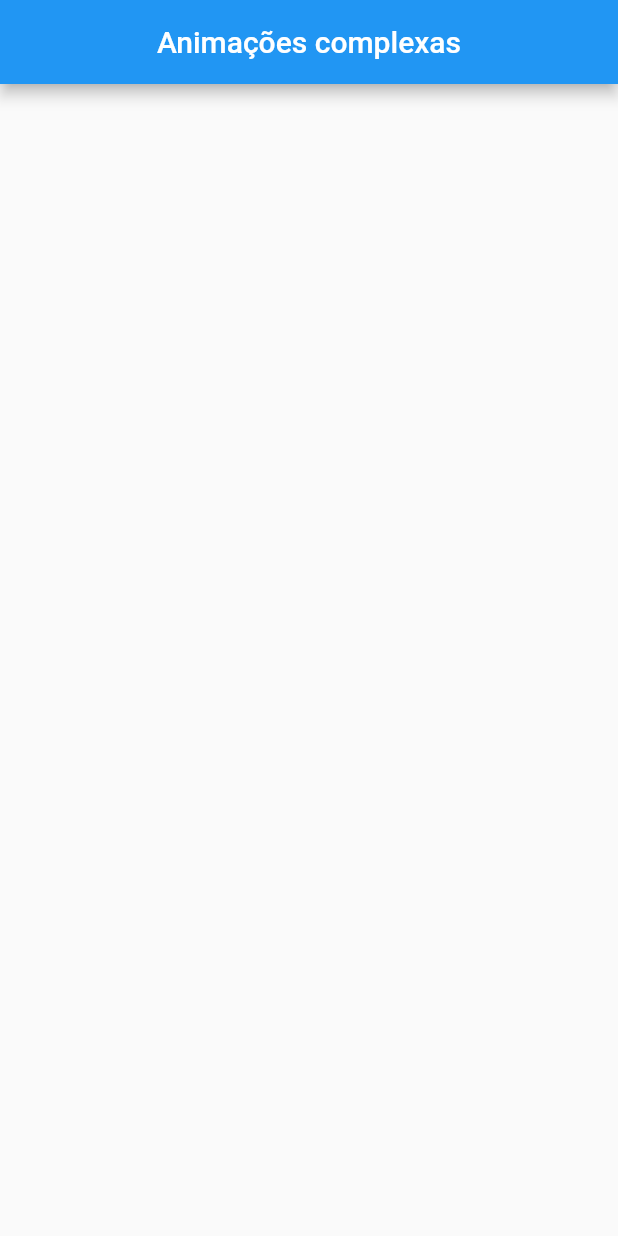
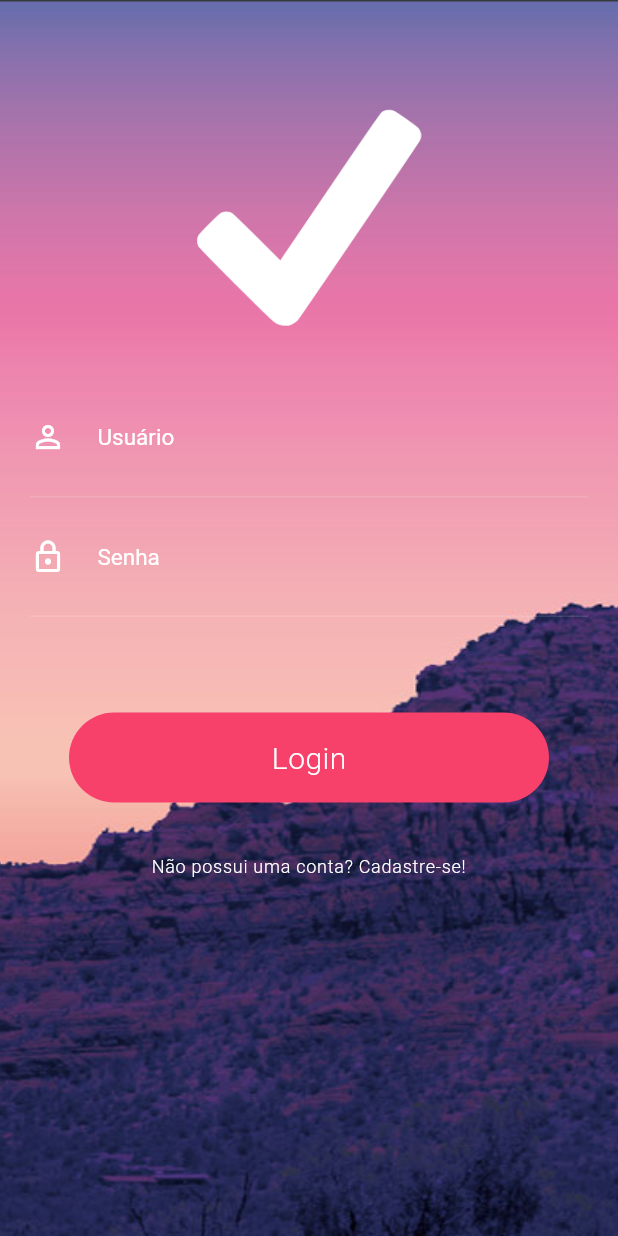
Before and after one commit to raphaaugustosilva/flutter_animacoes_complexas, a Flutter app: the screen it shows after launch, on a phone screen of 412 x 824 dp. Run offline on Flutter 3.47's test engine with Material 2 defaults, Android fonts, the phone set to English and light mode, and no system bars.

Commit message:
Implementacao de animacao para botao de login

```diff
--- a/lib/helper/navegacaoHelper.dart
+++ b/lib/helper/navegacaoHelper.dart
@@ -1,10 +1,10 @@
 import 'package:flutter/material.dart';
+import 'package:flutter_animacoes_complexas/view/login/loginView.dart';
 import 'package:flutter_animacoes_complexas/view/principalView.dart';
-
 
 class NavegacaoHelper {
   static const rotaPrincipal = "/";
-  static const rotaAnimacao = "/animacao";
+  static const rotaLogin = "/login";
 
   static RouteFactory rotas() {
     return (settings) {
@@ -16,9 +16,9 @@ class NavegacaoHelper {
           viewEncontrada = PrincipalView();
           break;
 
-        // case rotaNavegacao01:
-        //   viewEncontrada = Navegacao01View();
-        //   break;
+        case rotaLogin:
+          viewEncontrada = LoginView();
+          break;
 
         // case rotaNavegacao02:
         //   //Faço aqui a extração dos parâmetros
--- a/lib/main.dart
+++ b/lib/main.dart
@@ -8,7 +8,7 @@ class MyApp extends StatelessWidget {
   Widget build(BuildContext context) {
     return MaterialApp(
       debugShowCheckedModeBanner: false,
-      initialRoute: "/",
+      initialRoute: "/login",
       onGenerateRoute: NavegacaoHelper.rotas(),
       onUnknownRoute: NavegacaoHelper.rotaNaoEncontrada(),
       title: "Animações Complexas",
--- /dev/null
+++ b/lib/view/login/animacoes/loginAnimacao.dart
@@ -0,0 +1,79 @@
+import 'package:flutter/material.dart';
+
+class LoginAnimacao extends StatelessWidget {
+  final AnimationController animationController;
+  LoginAnimacao({this.animationController})
+      : diminuirBotao = Tween(
+          begin: 320.0,
+          end: 60.0,
+        ).animate(
+          CurvedAnimation(
+            parent: animationController,
+            curve: Interval(0, 0.150),
+          ),
+        ),
+        aumentarBotao = Tween(
+          begin: 60.0,
+          end: 1000.0,
+        ).animate(
+          CurvedAnimation(
+            parent: animationController,
+            curve: Interval(0.5, 1, curve: Curves.bounceOut),
+          ),
+        );
+
+  final Animation<double> diminuirBotao;
+  final Animation<double> aumentarBotao;
+
+  Widget _buildAnimation(BuildContext context, Widget child) {
+    return Padding(
+      padding: EdgeInsets.only(bottom: 50),
+      child: InkWell(
+        onTap: () {
+          animationController.forward();
+        },
+        child: aumentarBotao.value == 60
+            ? Container(
+                width: diminuirBotao.value,
+                height: 60,
+                alignment: Alignment.center,
+                decoration: BoxDecoration(
+                  color: Color.fromRGBO(247, 64, 106, 1.0),
+                  borderRadius: BorderRadius.all(Radius.circular(30)),
+                ),
+                child: _constroiBotao(context),
+              )
+            : Container(
+                width: aumentarBotao.value,
+                height: aumentarBotao.value,
+                decoration: BoxDecoration(
+                  color: Color.fromRGBO(247, 64, 106, 1.0),
+                  shape: aumentarBotao.value < 500 ? BoxShape.circle : BoxShape.rectangle,
+                ),
+              ),
+      ),
+    );
+  }
+
+  @override
+  Widget build(BuildContext context) {
+    return AnimatedBuilder(
+      builder: _buildAnimation,
+      animation: animationController,
+    );
+  }
+
+  Widget _constroiBotao(BuildContext context) {
+    if (diminuirBotao.value > 75) {
+      return Text(
+        "Login",
+        style: TextStyle(color: Colors.white, fontSize: 20, fontWeight: FontWeight.w300, letterSpacing: 0.3),
+      );
+    } else {
+      return CircularProgressIndicator(
+        valueColor: AlwaysStoppedAnimation<Color>(Colors.white),
+        strokeWidth: 1,
+      );
+    }
+  }
+}
--- /dev/null
+++ b/lib/view/login/loginView.dart
@@ -0,0 +1,68 @@
+import 'package:flutter/material.dart';
+import 'package:flutter/scheduler.dart' show timeDilation;
+import 'animacoes/loginAnimacao.dart';
+import 'package:flutter_animacoes_complexas/view/login/widgets/loginConteudoWidget.dart';
+import 'package:flutter_animacoes_complexas/view/login/widgets/loginBotaoCadastroWidget.dart';
+
+
+class LoginView extends StatefulWidget {
+  @override
+  _LoginViewState createState() => _LoginViewState();
+}
+
+class _LoginViewState extends State<LoginView> with SingleTickerProviderStateMixin {
+  AnimationController _animationController;
+
+  @override
+  void initState() {
+    super.initState();
+    _animationController = AnimationController(
+      vsync: this,
+      duration: Duration(seconds: 2),
+    );
+  }
+
+  @override
+  void dispose() {
+    _animationController.dispose();
+    super.dispose();
+  }
+
+  @override
+  Widget build(BuildContext context) {
+    timeDilation = 1;
+
+    return Scaffold(
+      // appBar: AppBar(
+      //   title: Text("Login"),
+      //   centerTitle: true,
+      // ),
+      body: Container(
+        decoration: BoxDecoration(
+          image: DecorationImage(image: AssetImage("imagens/background.jpg"), fit: BoxFit.cover),
+        ),
+        child: ListView(
+          padding: EdgeInsets.zero,
+          children: <Widget>[
+            Stack(
+              alignment: Alignment.bottomCenter,
+              children: <Widget>[
+                Column(
+                  children: <Widget>[
+                    Padding(
+                      padding: EdgeInsets.only(top: 70, bottom: 32),
+                      child: Image.asset("imagens/tickicon.png", width: 150, height: 150, fit: BoxFit.contain),
+                    ),
+                    LoginConteudoWidget(),
+                    LoginBotaoCadastroWidget(),
+                  ],
+                ),
+                LoginAnimacao(animationController: _animationController.view)
+              ],
+            ),
+          ],
+        ),
+      ),
+    );
+  }
+}
--- /dev/null
+++ b/lib/view/login/widgets/loginBotaoCadastroWidget.dart
@@ -0,0 +1,17 @@
+import 'package:flutter/material.dart';
+
+class LoginBotaoCadastroWidget extends StatelessWidget {
+  @override
+  Widget build(BuildContext context) {
+    return FlatButton(
+      padding: EdgeInsets.only(top: 160),
+      onPressed: () {},
+      child: Text(
+        "Não possui uma conta? Cadastre-se!",
+        textAlign: TextAlign.center,
+        overflow: TextOverflow.ellipsis,
+        style: TextStyle(fontWeight: FontWeight.w300, color: Colors.white, fontSize: 12, letterSpacing: 0.5),
+      ),
+    );
+  }
+}
--- /dev/null
+++ b/lib/view/login/widgets/loginBotaoLoginWidget.dart
@@ -0,0 +1,10 @@
+import 'package:flutter/material.dart';
+
+class LoginBotaoLoginWidget extends StatelessWidget {
+  @override
+  Widget build(BuildContext context) {
+    return FlatButton(
+
+    );
+  }
+}
--- /dev/null
+++ b/lib/view/login/widgets/loginConteudoWidget.dart
@@ -0,0 +1,19 @@
+import 'package:flutter/material.dart';
+import 'package:flutter_animacoes_complexas/view/widgets/inputPersonalizadoWidget.dart';
+
+class LoginConteudoWidget extends StatelessWidget {
+  @override
+  Widget build(BuildContext context) {
+    return Container(
+      margin: EdgeInsets.symmetric(horizontal: 20),
+      child: Form(
+        child: Column(
+          children: <Widget>[
+            InputPersonalizadoWidget(hint: "Usuário", inputSenha: false, icone: Icons.person_outline),
+            InputPersonalizadoWidget(hint: "Senha", inputSenha: true, icone: Icons.lock_outline),
+          ],
+        ),
+      ),
+    );
+  }
+}
--- /dev/null
+++ b/lib/view/widgets/inputPersonalizadoWidget.dart
@@ -0,0 +1,34 @@
+import 'package:flutter/material.dart';
+
+class InputPersonalizadoWidget extends StatelessWidget {
+  final String hint;
+  final bool inputSenha;
+  final IconData icone;
+
+  InputPersonalizadoWidget({this.hint, this.inputSenha, this.icone});
+
+  @override
+  Widget build(BuildContext context) {
+    return Container(
+      decoration: BoxDecoration(
+        border: Border(
+          bottom: BorderSide(
+            color: Colors.white24,
+            width: 0.5,
+          ),
+        ),
+      ),
+      child: TextFormField(
+        obscureText: inputSenha,
+        style: TextStyle(color: Colors.white),
+        decoration: InputDecoration(
+          icon: Icon(icone, color: Colors.white),
+          border: InputBorder.none,
+          hintText: hint,
+          hintStyle: TextStyle(color: Colors.white, fontSize: 15),
+          contentPadding: EdgeInsets.only(top: 30, right: 30, bottom: 30, left: 5),
+        ),
+      ),
+    );
+  }
+}
```
Also changed, not shown: pubspec.yaml (+4 -3 lines), imagens/background.jpg (added), imagens/perfil.jpg (added), imagens/tickicon.png (added).
